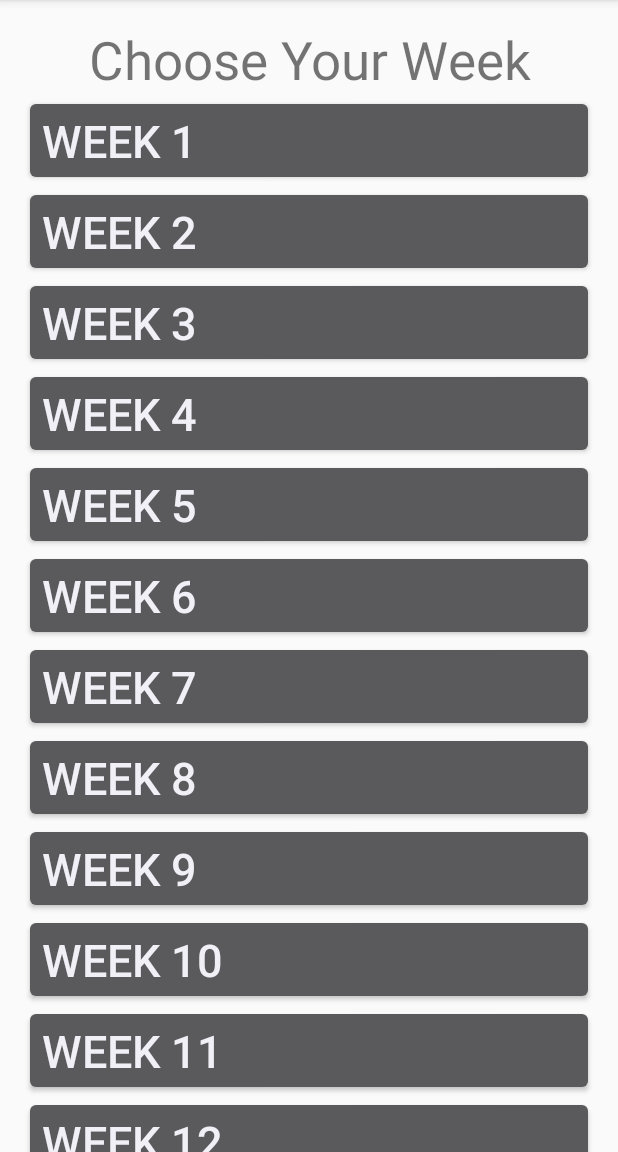
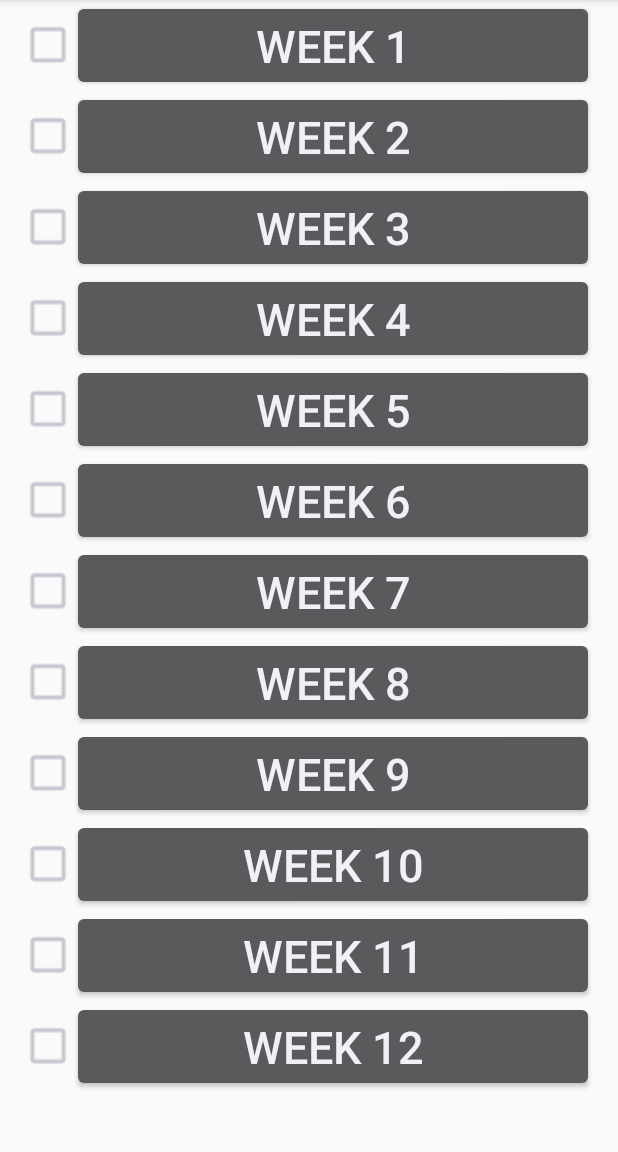
Before and after one commit to BUInvent/Jurassic_Gains, an Android app: the screen it shows after launch (WeekActivity), on a phone screen of 412 x 824 dp, the part 84-1236 px from its top. Run offline under Robolectric (Android 15) with nearby library versions, the phone set to English and light mode, and no system bars.

Commit message:
Add checkboxes

```diff
--- a/app/src/main/java/com/example/jason/jurassic_gains/WeekActivity.java
+++ b/app/src/main/java/com/example/jason/jurassic_gains/WeekActivity.java
@@ -1,43 +1,51 @@
 package com.example.jason.jurassic_gains;
 
-import android.content.Intent;
-import android.os.AsyncTask;
 import android.support.v7.app.AppCompatActivity;
 import android.os.Bundle;
-import android.util.Log;
 import android.view.Gravity;
 import android.widget.Button;
+import android.widget.CheckBox;
 import android.widget.LinearLayout;
 import android.widget.LinearLayout.LayoutParams;
-
-import org.json.JSONArray;
-import org.json.JSONObject;
 
 
 public class WeekActivity extends AppCompatActivity {
 
-    private LinearLayout mLinearLayout;
-    private LayoutParams mButtonLayoutParams;
+    LinearLayout mLinearLayout;
+    LayoutParams weekLayoutParams;
+    LayoutParams checkBoxLayoutParams;
+    LayoutParams buttonLayoutParams;
+    int weeksNum = 12;
 
     @Override
     protected void onCreate(Bundle savedInstanceState) {
         super.onCreate(savedInstanceState);
         setContentView(R.layout.activity_week);
         mLinearLayout = findViewById(R.id.week_layout);
-        mButtonLayoutParams = new LayoutParams(LayoutParams.MATCH_PARENT, LayoutParams.WRAP_CONTENT);
+
+        weekLayoutParams = new LayoutParams(LayoutParams.MATCH_PARENT, 0, 1);
+        checkBoxLayoutParams = new LayoutParams(LayoutParams.WRAP_CONTENT, LayoutParams.FILL_PARENT);
+        buttonLayoutParams = new LayoutParams(LayoutParams.FILL_PARENT, LayoutParams.WRAP_CONTENT);
 
 
-        for (int i = 1; i < 13; i++) {
+        for (int i = 1; i <= weeksNum; i++) {
 
-            // Create a button for each week.
+            LinearLayout weekLayout = new LinearLayout(getApplicationContext());
+            weekLayout.setOrientation(LinearLayout.HORIZONTAL);
+
+            CheckBox checkBox = new CheckBox(getApplicationContext());
+            checkBox.setGravity(Gravity.CENTER);
+            checkBox.setScaleX((float)1.3);
+            checkBox.setScaleY((float)1.3);
+            weekLayout.addView(checkBox, checkBoxLayoutParams);
+
             Button button = new Button(getApplicationContext());
             button.setTextSize(30);
-            button.setGravity(Gravity.START);
+            button.setGravity(Gravity.CENTER);
             button.setText("Week " + String.valueOf(i));
-            // button.setOnClickListener(view -> setMatchup(awayTeam, homeTeam, mLeague, teamAbbreviation));
+            weekLayout.addView(button, buttonLayoutParams);
 
-            // Add the button to the layout.
-            mLinearLayout.addView(button, mButtonLayoutParams);
+            mLinearLayout.addView(weekLayout, weekLayoutParams);
         }
 
     }
--- a/app/src/main/res/layout/activity_week.xml
+++ b/app/src/main/res/layout/activity_week.xml
@@ -1,8 +1,9 @@
 <?xml version="1.0" encoding="utf-8"?>
 <ScrollView xmlns:android="http://schemas.android.com/apk/res/android"
     xmlns:tools="http://schemas.android.com/tools"
-    android:layout_width="fill_parent"
+    android:layout_width="match_parent"
     android:layout_height="wrap_content"
+    android:orientation="vertical"
     tools:context=".WeekActivity">
 
     <LinearLayout android:id="@+id/week_layout"
@@ -13,14 +14,5 @@
         android:gravity="center"
         android:orientation="vertical">
 
-        <TextView
-            android:id="@+id/weekText"
-            android:layout_width="match_parent"
-            android:layout_height="wrap_content"
-            android:paddingTop="16dp"
-            android:text="@string/header_week"
-            android:textAlignment="center"
-            android:textSize="35sp" />
-
     </LinearLayout>
 </ScrollView>
```
